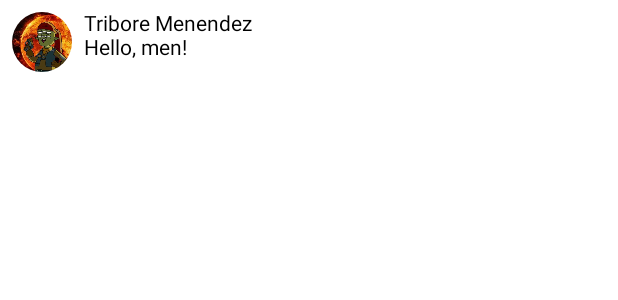
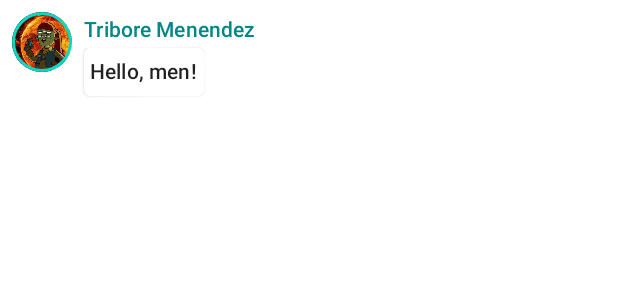
Before and after one commit to TriboreMenendez/AndroidCompose, an Android app built with Jetpack Compose: the @Preview function PreviewMessageCard, on a phone screen of 412 x 824 dp. Shown: the top 300 px of the screen. Run offline under Robolectric (Android 15) with nearby library versions, the phone set to English and light mode, and no system bars.

Commit message:
COMPOSE-1 added material design theme

```diff
--- a/app/src/main/java/tribore/android/firstcomposetutorial/MainActivity.kt
+++ b/app/src/main/java/tribore/android/firstcomposetutorial/MainActivity.kt
@@ -1,11 +1,15 @@
 package tribore.android.firstcomposetutorial
 
+import android.content.res.Configuration
 import android.os.Bundle
 import androidx.activity.ComponentActivity
 import androidx.activity.compose.setContent
 import androidx.compose.foundation.Image
+import androidx.compose.foundation.border
 import androidx.compose.foundation.layout.*
 import androidx.compose.foundation.shape.CircleShape
+import androidx.compose.material.MaterialTheme
+import androidx.compose.material.Surface
 import androidx.compose.material.Text
 import androidx.compose.runtime.Composable
 import androidx.compose.ui.Modifier
@@ -14,6 +18,7 @@ import androidx.compose.ui.res.painterResource
 import androidx.compose.ui.tooling.preview.Preview
 import androidx.compose.ui.unit.dp
 import tribore.android.firstcomposetutorial.domain.Message
+import tribore.android.firstcomposetutorial.ui.theme.FirstComposeTutorialTheme
 
 val testMessage = Message(
     author = "Tribore Menendez",
@@ -24,7 +29,11 @@ class MainActivity : ComponentActivity() {
     override fun onCreate(savedInstanceState: Bundle?) {
         super.onCreate(savedInstanceState)
         setContent {
-            MessageCard(testMessage)
+            FirstComposeTutorialTheme {
+                Surface {
+                    MessageCard(testMessage)
+                }
+            }
         }
     }
 }
@@ -38,20 +47,42 @@ fun MessageCard(msg: Message) {
             modifier = Modifier
                 .size(40.dp)
                 .clip(CircleShape)
+                .border(width = 1.5.dp, color = MaterialTheme.colors.secondary, CircleShape)
         )
 
         Spacer(modifier = Modifier.width(8.dp))
 
         Column {
-            Text(text = msg.author)
-            Spacer(modifier = Modifier.width(8.dp))
-            Text(text = msg.body)
+            Text(
+                text = msg.author,
+                color = MaterialTheme.colors.secondaryVariant,
+                style = MaterialTheme.typography.subtitle2
+            )
+
+            Spacer(modifier = Modifier.width(4.dp))
+
+            Surface(shape = MaterialTheme.shapes.medium, elevation = 1.dp) {
+                Text(
+                    text = msg.body,
+                    style = MaterialTheme.typography.subtitle2,
+                    modifier = Modifier.padding(all = 4.dp)
+                )
+            }
         }
     }
 }
 
-@Preview(showBackground = true)
+@Preview(name = "Light Mode")
+@Preview(
+    uiMode = Configuration.UI_MODE_NIGHT_YES,
+    showBackground = true,
+    name = "Dark Mode")
 @Composable
 fun PreviewMessageCard() {
-    MessageCard(testMessage)
+    FirstComposeTutorialTheme {
+        Surface {
+            MessageCard(testMessage)
+        }
+    }
+
 }
```
